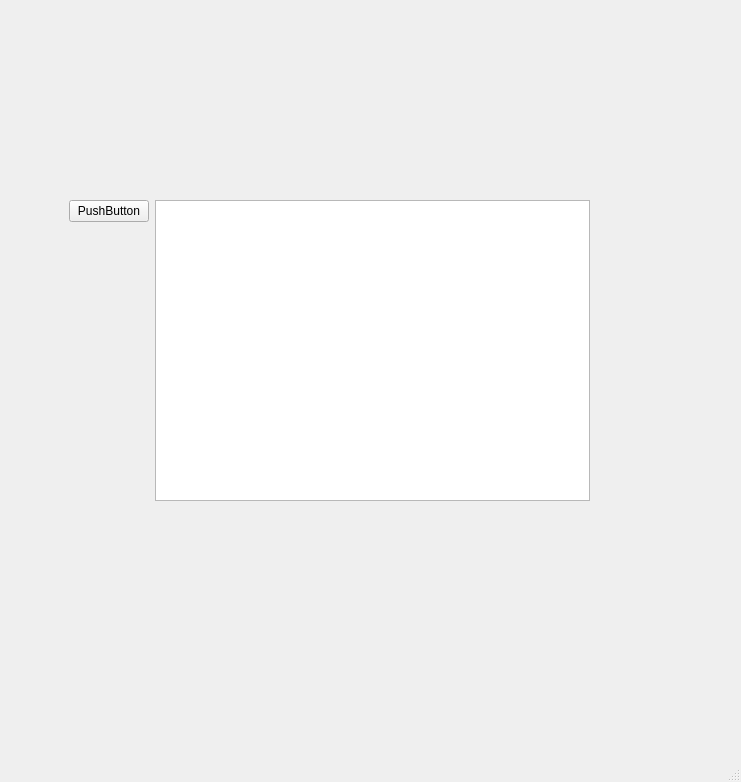
Before: the Qt Designer form src/ui/MainWindow.ui in twuebker/gpu-praktikum, drawn with Qt 5.
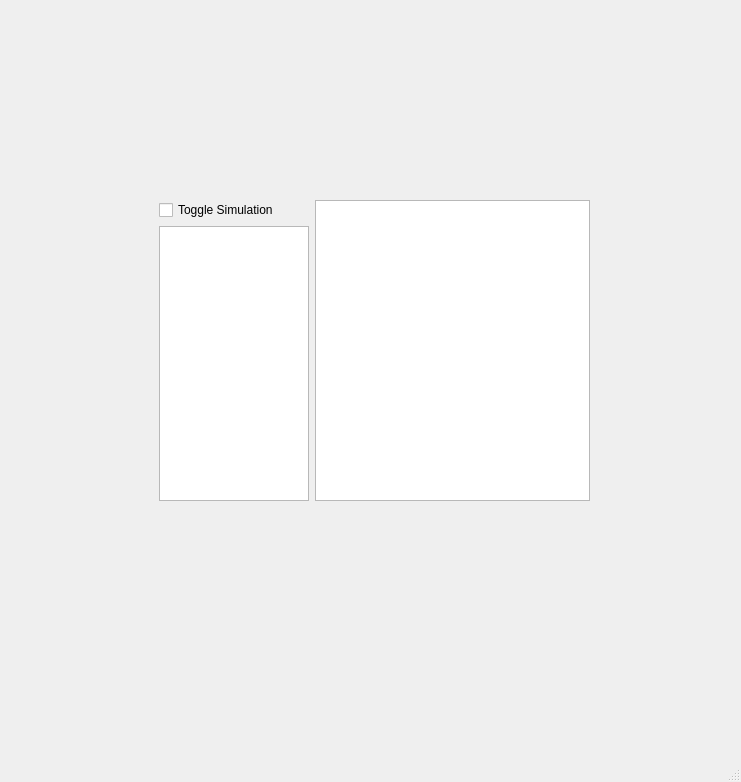
After: the same form once the commit is applied.

What changed in the file:
```diff
--- a/src/ui/MainWindow.ui
+++ b/src/ui/MainWindow.ui
@@ -17,9 +17,9 @@
    <widget class="QWidget" name="horizontalLayoutWidget">
     <property name="geometry">
      <rect>
-      <x>69</x>
+      <x>159</x>
       <y>200</y>
-      <width>521</width>
+      <width>431</width>
       <height>301</height>
      </rect>
     </property>
@@ -27,27 +27,21 @@
      <item>
       <layout class="QVBoxLayout" name="sliderLayout">
        <item>
-        <widget class="QPushButton" name="toggleSimulationButton">
-         <property name="layoutDirection">
-          <enum>Qt::LeftToRight</enum>
-         </property>
+        <widget class="QCheckBox" name="toggleSimulation">
          <property name="text">
-          <string>PushButton</string>
+          <string>Toggle Simulation</string>
          </property>
         </widget>
        </item>
        <item>
-        <spacer name="verticalSpacer">
-         <property name="orientation">
-          <enum>Qt::Vertical</enum>
-         </property>
-         <property name="sizeHint" stdset="0">
+        <widget class="QTableWidget" name="sliderTable">
+         <property name="maximumSize">
           <size>
-           <width>20</width>
-           <height>40</height>
+           <width>150</width>
+           <height>16777215</height>
           </size>
          </property>
-        </spacer>
+        </widget>
        </item>
       </layout>
      </item>
```
